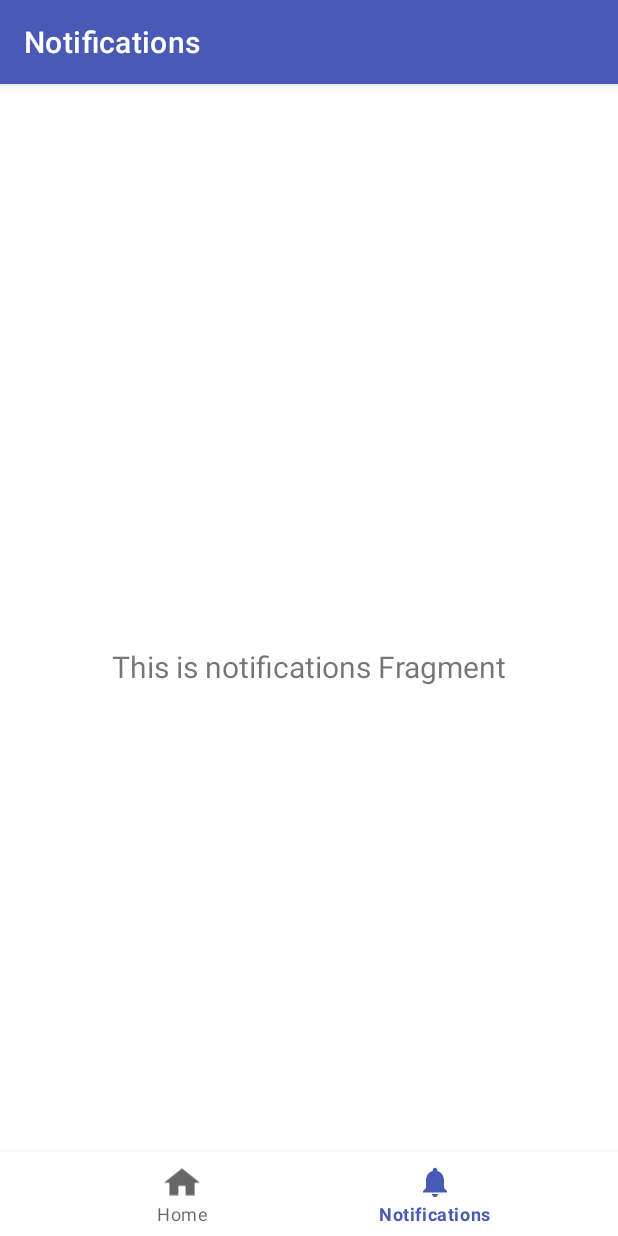
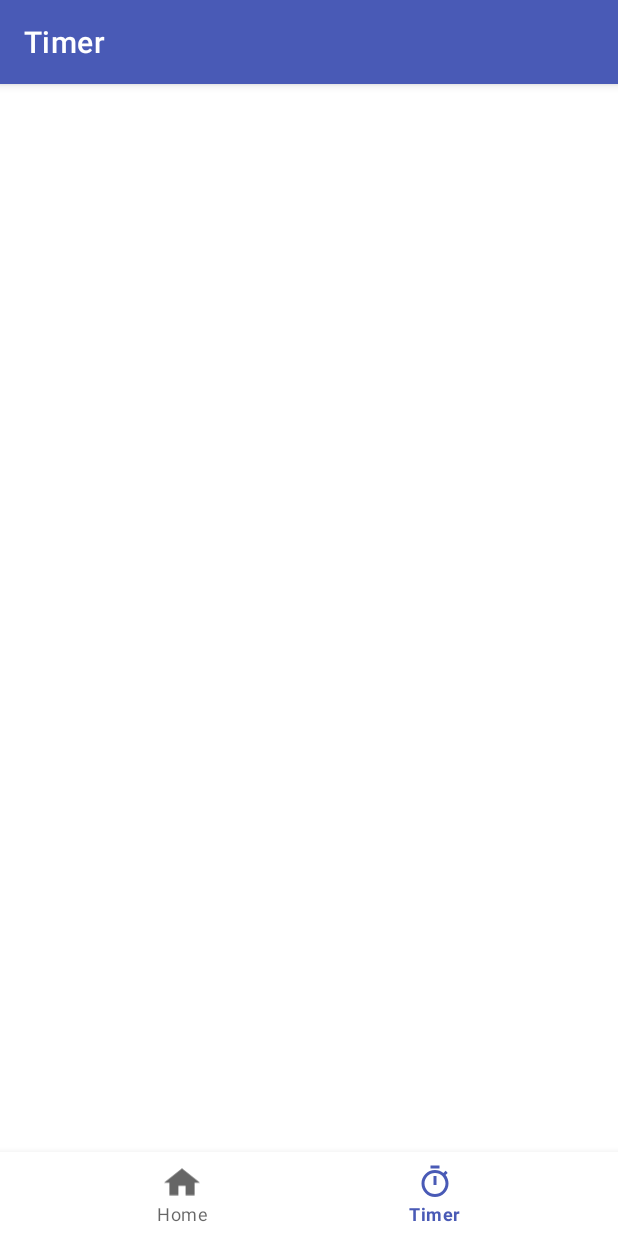
Before and after one commit to aklambert/Wellness-Journal, an Android app: the TimerFragment screen opened through its navigation route, on a phone screen of 412 x 824 dp. Run offline under Robolectric (Android 15) with nearby library versions, the phone set to English and light mode, and no system bars; our stand-ins replace navigation-ui.

Commit message:
#11, Set up timer page

```diff
--- a/app/src/main/java/com/example/wellnessjournal/MainActivity.kt
+++ b/app/src/main/java/com/example/wellnessjournal/MainActivity.kt
@@ -27,7 +27,7 @@ class MainActivity : AppCompatActivity() {
         // menu should be considered as top level destinations.
         val appBarConfiguration = AppBarConfiguration(
             setOf(
-                R.id.navigation_welcome, R.id.navigation_home, R.id.navigation_notifications
+                R.id.navigation_welcome, R.id.navigation_home, R.id.navigation_timer
             )
         )
         setupActionBarWithNavController(navController, appBarConfiguration)
--- a/app/src/main/java/com/example/wellnessjournal/ui/notifications/NotificationsViewModel.kt
+++ /dev/null
@@ -1,13 +0,0 @@
-package com.example.wellnessjournal.ui.notifications
-
-import androidx.lifecycle.LiveData
-import androidx.lifecycle.MutableLiveData
-import androidx.lifecycle.ViewModel
-
-class NotificationsViewModel : ViewModel() {
-
-    private val _text = MutableLiveData<String>().apply {
-        value = "This is notifications Fragment"
-    }
-    val text: LiveData<String> = _text
-}
--- a/app/src/main/java/com/example/wellnessjournal/ui/notifications/NotificationsFragment.kt
+++ b/app/src/main/java/com/example/wellnessjournal/ui/timer/TimerFragment.kt
@@ -1,4 +1,4 @@
-package com.example.wellnessjournal.ui.notifications
+package com.example.wellnessjournal.ui.timer
 
 import android.os.Bundle
 import android.view.LayoutInflater
@@ -7,11 +7,11 @@ import android.view.ViewGroup
 import android.widget.TextView
 import androidx.fragment.app.Fragment
 import androidx.lifecycle.ViewModelProvider
-import com.example.wellnessjournal.databinding.FragmentNotificationsBinding
+import com.example.wellnessjournal.databinding.FragmentTimerBinding
 
-class NotificationsFragment : Fragment() {
+class TimerFragment : Fragment() {
 
-    private var _binding: FragmentNotificationsBinding? = null
+    private var _binding: FragmentTimerBinding? = null
 
     // This property is only valid between onCreateView and
     // onDestroyView.
@@ -22,16 +22,16 @@ class NotificationsFragment : Fragment() {
         container: ViewGroup?,
         savedInstanceState: Bundle?
     ): View {
-        val notificationsViewModel =
-            ViewModelProvider(this).get(NotificationsViewModel::class.java)
+        val timerViewModel =
+            ViewModelProvider(this).get(TimerViewModel::class.java)
 
-        _binding = FragmentNotificationsBinding.inflate(inflater, container, false)
+        _binding = FragmentTimerBinding.inflate(inflater, container, false)
         val root: View = binding.root
 
-        val textView: TextView = binding.textNotifications
-        notificationsViewModel.text.observe(viewLifecycleOwner) {
+       /* val textView: TextView = binding.textTimer
+        timerViewModel.text.observe(viewLifecycleOwner) {
             textView.text = it
-        }
+        }*/
         return root
     }
 
--- /dev/null
+++ b/app/src/main/java/com/example/wellnessjournal/ui/timer/TimerViewModel.kt
@@ -0,0 +1,13 @@
+package com.example.wellnessjournal.ui.timer
+
+import androidx.lifecycle.LiveData
+import androidx.lifecycle.MutableLiveData
+import androidx.lifecycle.ViewModel
+
+class TimerViewModel : ViewModel() {
+
+   /* private val _text = MutableLiveData<String>().apply {
+        value = "This is timer Fragment"
+    }
+    val text: LiveData<String> = _text*/
+}
--- /dev/null
+++ b/app/src/main/res/drawable/timer_navigation_icon.xml
@@ -0,0 +1,9 @@
+<vector xmlns:android="http://schemas.android.com/apk/res/android"
+    android:width="64dp"
+    android:height="64dp"
+    android:viewportWidth="64"
+    android:viewportHeight="64">
+  <path
+      android:pathData="M40,2.667H24V8H40V2.667ZM29.333,37.333H34.667V21.333H29.333V37.333ZM50.747,19.707L54.533,15.92C53.387,14.56 52.133,13.28 50.773,12.16L46.987,15.947C42.853,12.64 37.653,10.667 32,10.667C18.747,10.667 8,21.413 8,34.667C8,47.92 18.72,58.667 32,58.667C45.28,58.667 56,47.92 56,34.667C56,29.013 54.027,23.813 50.747,19.707ZM32,53.333C21.68,53.333 13.333,44.987 13.333,34.667C13.333,24.347 21.68,16 32,16C42.32,16 50.667,24.347 50.667,34.667C50.667,44.987 42.32,53.333 32,53.333Z"
+      android:fillColor="#495AB6"/>
+</vector>
--- a/app/src/main/res/layout/fragment_notifications.xml
+++ b/app/src/main/res/layout/fragment_timer.xml
@@ -4,10 +4,10 @@
     xmlns:tools="http://schemas.android.com/tools"
     android:layout_width="match_parent"
     android:layout_height="match_parent"
-    tools:context=".ui.notifications.NotificationsFragment">
+    tools:context=".ui.timer.TimerFragment">
 
     <TextView
-        android:id="@+id/text_notifications"
+        android:id="@+id/text_timer"
         android:layout_width="match_parent"
         android:layout_height="wrap_content"
         android:layout_marginStart="8dp"
@@ -19,4 +19,5 @@
         app:layout_constraintEnd_toEndOf="parent"
         app:layout_constraintStart_toStartOf="parent"
         app:layout_constraintTop_toTopOf="parent" />
+
 </androidx.constraintlayout.widget.ConstraintLayout>
--- a/app/src/main/res/menu/bottom_nav_menu.xml
+++ b/app/src/main/res/menu/bottom_nav_menu.xml
@@ -7,8 +7,8 @@
         android:title="@string/title_home" />
 
     <item
-        android:id="@+id/navigation_notifications"
-        android:icon="@drawable/ic_notifications_black_24dp"
-        android:title="@string/title_notifications" />
+        android:id="@+id/navigation_timer"
+        android:icon="@drawable/timer_navigation_icon"
+        android:title="@string/title_timer" />
 
 </menu>
--- a/app/src/main/res/navigation/mobile_navigation.xml
+++ b/app/src/main/res/navigation/mobile_navigation.xml
@@ -18,8 +18,8 @@
         tools:layout="@layout/fragment_home" />
 
     <fragment
-        android:id="@+id/navigation_notifications"
-        android:name="com.example.wellnessjournal.ui.notifications.NotificationsFragment"
-        android:label="@string/title_notifications"
-        tools:layout="@layout/fragment_notifications" />
+        android:id="@+id/navigation_timer"
+        android:name="com.example.wellnessjournal.ui.timer.TimerFragment"
+        android:label="@string/title_timer"
+        tools:layout="@layout/fragment_timer" />
 </navigation>
--- a/app/src/main/res/values/strings.xml
+++ b/app/src/main/res/values/strings.xml
@@ -2,7 +2,7 @@
     <string name="app_name">WellnessJournal</string>
     <string name="title_welcome">Welcome</string>
     <string name="title_home">Home</string>
-    <string name="title_notifications">Notifications</string>
+    <string name="title_timer">Timer</string>
     <string name="Hello">Hello!</string>
     <string name="welcome_message">Welcome to Fitness Journal, where you can customize fitness
         tracking and journaling all in one place.</string>
```
